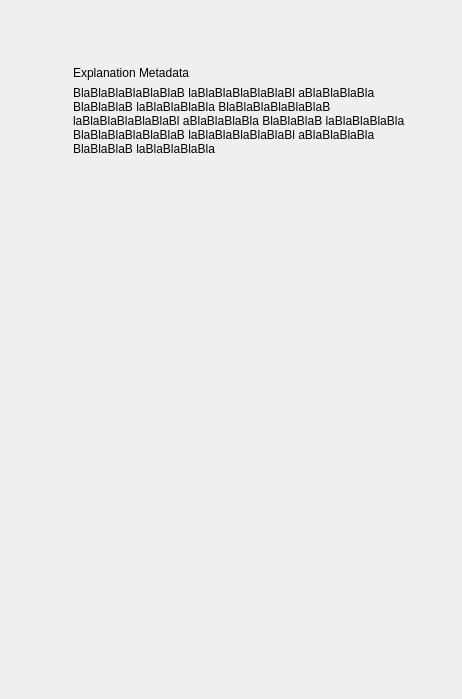
The window that helga/maya/import_export/asset_manager/media/asset_manager.ui (timmwagener/helga) describes before a commit, drawn with Qt 5.
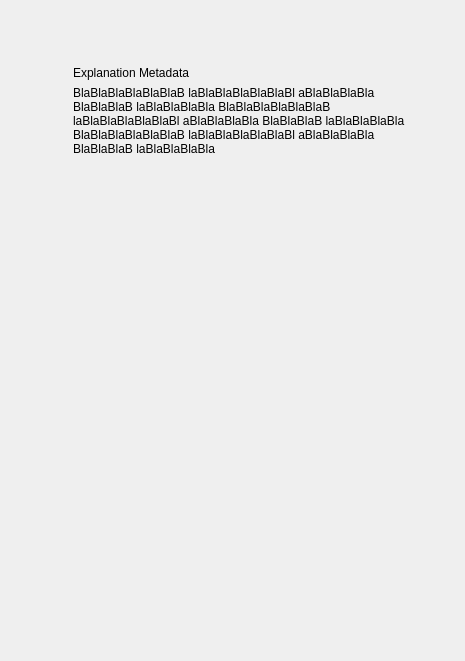
The same window after the commit.

Commit message: Maya: 1. Slowly progressing on AssetManager GUI. Stylesheet setting for widgets is working now. Setting palette should be obsolete through this.

Patch:
```diff
--- a/helga/maya/import_export/asset_manager/media/asset_manager.ui
+++ b/helga/maya/import_export/asset_manager/media/asset_manager.ui
@@ -6,8 +6,8 @@
    <rect>
     <x>0</x>
     <y>0</y>
-    <width>462</width>
-    <height>699</height>
+    <width>465</width>
+    <height>661</height>
    </rect>
   </property>
   <property name="windowTitle">
@@ -65,16 +65,6 @@
          </sizepolicy>
         </property>
         <layout class="QGridLayout" name="lyt_stacked_widget_container">
-         <item row="2" column="1">
-          <widget class="QWidget" name="wdgt_status" native="true">
-           <layout class="QVBoxLayout" name="lyt_status"/>
-          </widget>
-         </item>
-         <item row="2" column="0">
-          <widget class="QWidget" name="wdgt_export" native="true">
-           <layout class="QVBoxLayout" name="lyt_button_export"/>
-          </widget>
-         </item>
          <item row="1" column="0">
           <widget class="QWidget" name="wdgt_metadata_buttons_and_progress" native="true">
            <property name="sizePolicy">
@@ -173,6 +163,29 @@
      </layout>
     </widget>
    </item>
+   <item row="2" column="0">
+    <widget class="QWidget" name="wdgt_footer" native="true">
+     <property name="sizePolicy">
+      <sizepolicy hsizetype="Preferred" vsizetype="Preferred">
+       <horstretch>0</horstretch>
+       <verstretch>0</verstretch>
+      </sizepolicy>
+     </property>
+     <property name="minimumSize">
+      <size>
+       <width>0</width>
+       <height>0</height>
+      </size>
+     </property>
+     <layout class="QHBoxLayout" name="horizontalLayout">
+      <item>
+       <widget class="QWidget" name="wdgt_status" native="true">
+        <layout class="QHBoxLayout" name="lyt_status"/>
+       </widget>
+      </item>
+     </layout>
+    </widget>
+   </item>
   </layout>
  </widget>
  <resources/>
```
Left out of the diff: 8 changed lines with no effect on the pictures. The commit also changes 4 other files.
